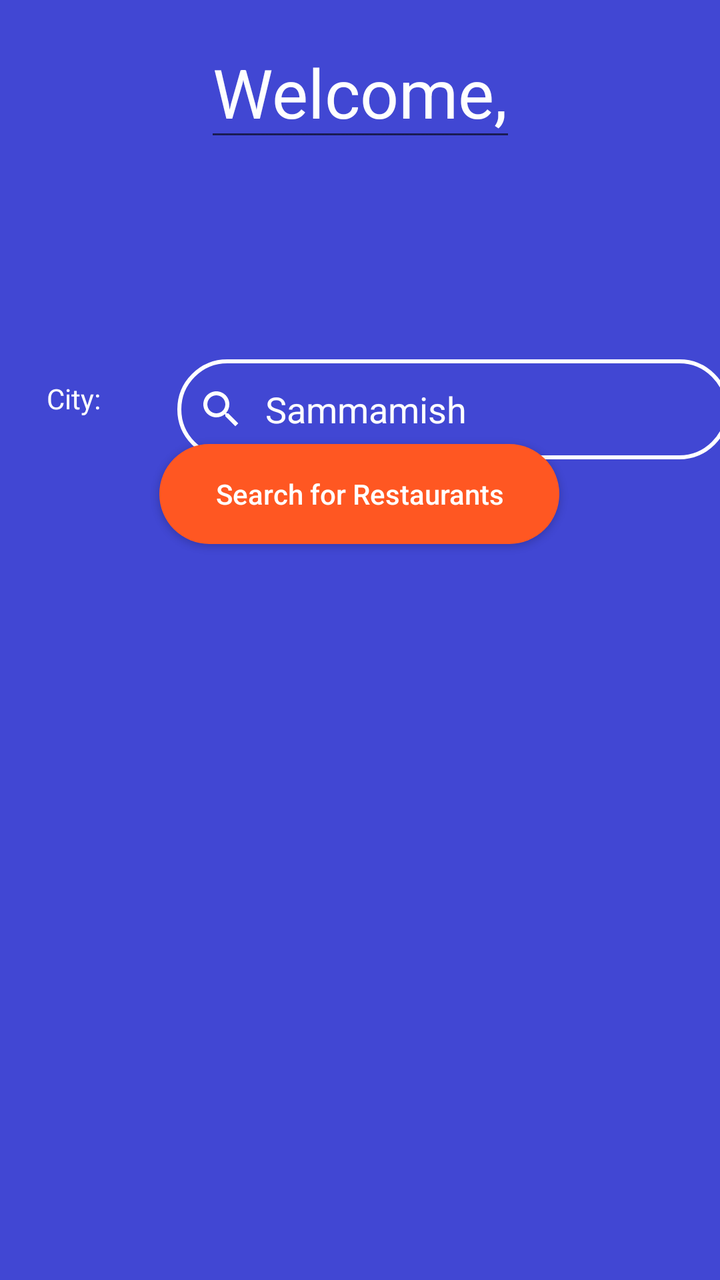
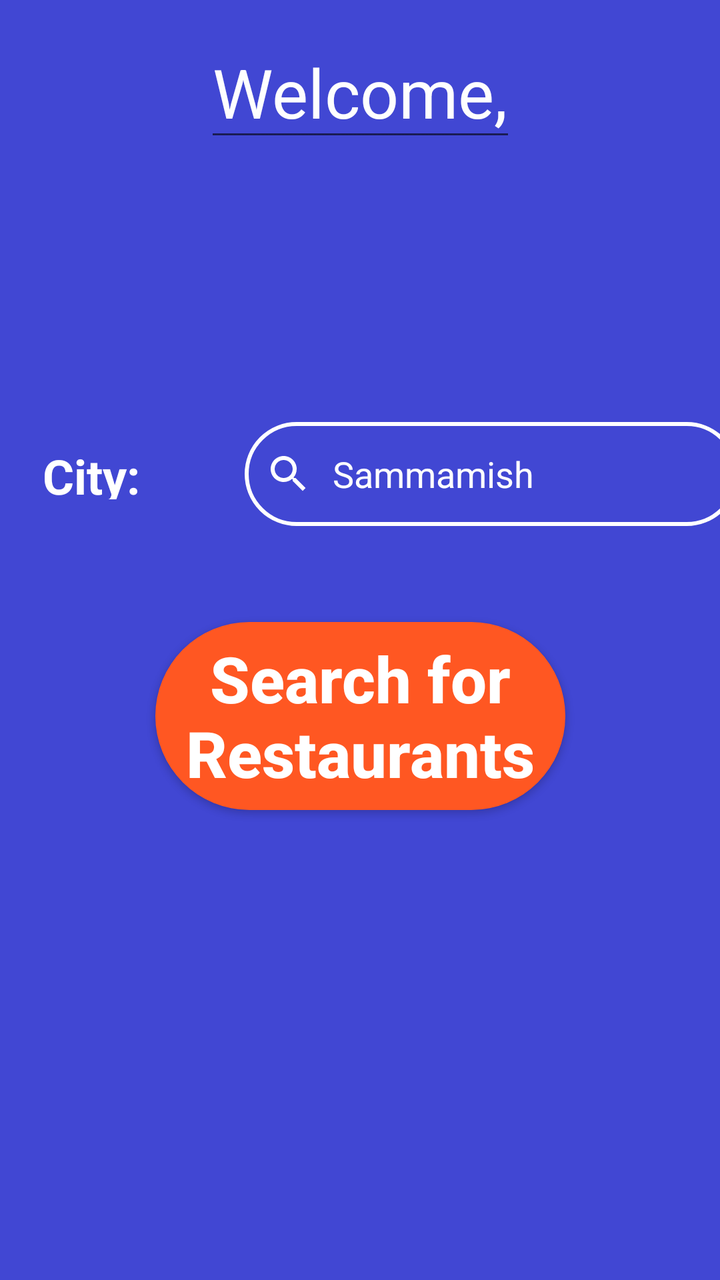

Before-and-after screenshots of an Android layout around one commit, followed by the original layout XML and the change that was made.
<!-- AndroidManifest.xml: application theme Theme.ALLERGICATEVersion2 -->
<!-- res/layout/activity_home_screen.xml -->
<?xml version="1.0" encoding="utf-8"?>
<androidx.constraintlayout.widget.ConstraintLayout xmlns:android="http://schemas.android.com/apk/res/android"
    xmlns:app="http://schemas.android.com/apk/res-auto"
    xmlns:tools="http://schemas.android.com/tools"
    android:layout_width="match_parent"
    android:layout_height="match_parent"
    android:background="#4147D3"
    tools:context=".HomeScreen">

    <com.google.android.material.textfield.TextInputEditText
        android:id="@+id/welcomeText"
        android:layout_width="wrap_content"
        android:layout_height="wrap_content"
        android:text="Welcome,"
        android:textColor="#FEFEFE"
        android:textSize="34sp"
        app:layout_constraintBottom_toBottomOf="parent"
        app:layout_constraintEnd_toEndOf="parent"
        app:layout_constraintStart_toStartOf="parent"
        app:layout_constraintTop_toTopOf="parent"
        app:layout_constraintVertical_bias="0.023" />

    <com.google.android.material.textfield.TextInputEditText
        android:id="@+id/search_bar"
        android:layout_width="276dp"
        android:layout_height="50dp"
        android:layout_marginTop="104dp"
        android:background="@drawable/input_bg"
        android:drawableLeft="@drawable/baseline_search_24"
        android:drawablePadding="10dp"
        android:ems="10"
        android:hint="Search"
        android:inputType="textPersonName"
        android:paddingLeft="10dp"
        android:paddingTop="10dp"
        android:paddingRight="10dp"
        android:paddingBottom="10dp"
        android:text="Sammamish"
        android:textColor="#FEFEFE"
        android:textColorHint="#FEFEFE"
        app:layout_constraintEnd_toEndOf="parent"
        app:layout_constraintStart_toEndOf="@+id/textViewEnterCity"
        app:layout_constraintTop_toBottomOf="@+id/welcomeText"
        tools:ignore="MissingConstraints"
        android:theme="@style/Theme.ALLERGICATEVersion2"/>

    <Button
        android:id="@+id/btnSearch"
        android:layout_width="200dp"
        android:layout_height="50dp"
        android:layout_marginStart="32dp"
        android:layout_marginEnd="32dp"
        android:layout_marginBottom="368dp"
        android:background="@drawable/btn_bg"
        android:text="Search for Restaurants"
        android:textAllCaps="false"
        android:textColor="@color/white"
        android:tintMode="src_in"
        app:layout_constraintBottom_toBottomOf="parent"
        app:layout_constraintEnd_toEndOf="parent"
        app:layout_constraintHorizontal_bias="0.496"
        app:layout_constraintStart_toStartOf="parent" />

    <TextView
        android:id="@+id/textViewEnterCity"
        android:layout_width="70dp"
        android:layout_height="32dp"
        android:text="City:"
        android:textColor="@color/white"
        app:layout_constraintBottom_toBottomOf="parent"
        app:layout_constraintEnd_toEndOf="parent"
        app:layout_constraintHorizontal_bias="0.08"
        app:layout_constraintStart_toStartOf="parent"
        app:layout_constraintTop_toTopOf="parent"
        app:layout_constraintVertical_bias="0.312" />

</androidx.constraintlayout.widget.ConstraintLayout>
<!-- resources referenced by this layout -->
<resources>
  <color name="white">#FFFFFFFF</color>
  <!-- drawable baseline_search_24 (drawable) -->
  <vector android:autoMirrored="true" android:height="24dp"
      android:tint="#FFFFFF" android:viewportHeight="24"
      android:viewportWidth="24" android:width="24dp" xmlns:android="http://schemas.android.com/apk/res/android">
      <path android:fillColor="@android:color/white" android:pathData="M15.5,14h-0.79l-0.28,-0.27C15.41,12.59 16,11.11 16,9.5 16,5.91 13.09,3 9.5,3S3,5.91 3,9.5 5.91,16 9.5,16c1.61,0 3.09,-0.59 4.23,-1.57l0.27,0.28v0.79l5,4.99L20.49,19l-4.99,-5zM9.5,14C7.01,14 5,11.99 5,9.5S7.01,5 9.5,5 14,7.01 14,9.5 11.99,14 9.5,14z"/>
  </vector>
  <!-- drawable btn_bg (drawable) -->
  <?xml version="1.0" encoding="utf-8"?>
  <shape xmlns:android="http://schemas.android.com/apk/res/android">
  
      <solid android:color="#FFFF5722"/>
      <corners android:radius="70dp"/>
  
  
  </shape>
  <!-- drawable input_bg (drawable) -->
  <?xml version="1.0" encoding="utf-8"?>
  <shape xmlns:android="http://schemas.android.com/apk/res/android">
  
      <stroke android:color="@color/white" android:width="2dp" />
      <corners android:radius="70dp"/>
  </shape>
  <style name="Theme.ALLERGICATEVersion2" parent="Theme.AppCompat.Light.DarkActionBar">
          
          <item name="colorPrimary">#FFFF5722</item>
          <item name="colorPrimaryVariant">@color/purple_700</item>
          <item name="colorOnPrimary">@color/white</item>
          
          <item name="colorSecondary">@color/teal_200</item>
          <item name="colorSecondaryVariant">@color/teal_700</item>
          <item name="colorOnSecondary">@color/black</item>
          
          <item name="android:statusBarColor">?attr/colorPrimaryVariant</item>
          
          <item name="windowActionBar">true</item>
      </style>
  <color name="purple_700">#FF3700B3</color>
  <color name="teal_200">#FF03DAC5</color>
  <color name="teal_700">#FF018786</color>
  <color name="black">#FF000000</color>
</resources>

<!-- the commit's change to res/layout/activity_home_screen.xml (unified diff, before → after) -->
@@ -22,9 +22,11 @@
 
     <com.google.android.material.textfield.TextInputEditText
         android:id="@+id/search_bar"
-        android:layout_width="276dp"
-        android:layout_height="50dp"
-        android:layout_marginTop="104dp"
+        android:layout_width="247dp"
+        android:layout_height="52dp"
+        android:layout_marginStart="101dp"
+        android:layout_marginTop="143dp"
+        android:layout_marginBottom="56dp"
         android:background="@drawable/input_bg"
         android:drawableLeft="@drawable/baseline_search_24"
         android:drawablePadding="10dp"
@@ -38,40 +40,43 @@
         android:text="Sammamish"
         android:textColor="#FEFEFE"
         android:textColorHint="#FEFEFE"
-        app:layout_constraintEnd_toEndOf="parent"
-        app:layout_constraintStart_toEndOf="@+id/textViewEnterCity"
+        android:theme="@style/Theme.ALLERGICATEVersion2"
+        app:layout_constraintBottom_toTopOf="@+id/btnSearch"
+        app:layout_constraintStart_toStartOf="@+id/textViewEnterCity"
         app:layout_constraintTop_toBottomOf="@+id/welcomeText"
-        tools:ignore="MissingConstraints"
-        android:theme="@style/Theme.ALLERGICATEVersion2"/>
+        tools:ignore="MissingConstraints" />
 
     <Button
         android:id="@+id/btnSearch"
-        android:layout_width="200dp"
-        android:layout_height="50dp"
+        android:layout_width="205dp"
+        android:layout_height="94dp"
         android:layout_marginStart="32dp"
         android:layout_marginEnd="32dp"
-        android:layout_marginBottom="368dp"
         android:background="@drawable/btn_bg"
         android:text="Search for Restaurants"
         android:textAllCaps="false"
         android:textColor="@color/white"
+        android:textSize="32sp"
+        android:textStyle="bold"
         android:tintMode="src_in"
         app:layout_constraintBottom_toBottomOf="parent"
         app:layout_constraintEnd_toEndOf="parent"
-        app:layout_constraintHorizontal_bias="0.496"
-        app:layout_constraintStart_toStartOf="parent" />
+        app:layout_constraintStart_toStartOf="parent"
+        app:layout_constraintTop_toBottomOf="@+id/welcomeText" />
 
     <TextView
         android:id="@+id/textViewEnterCity"
-        android:layout_width="70dp"
-        android:layout_height="32dp"
+        android:layout_width="94dp"
+        android:layout_height="28dp"
         android:text="City:"
         android:textColor="@color/white"
+        android:textSize="24sp"
+        android:textStyle="bold"
         app:layout_constraintBottom_toBottomOf="parent"
         app:layout_constraintEnd_toEndOf="parent"
         app:layout_constraintHorizontal_bias="0.08"
         app:layout_constraintStart_toStartOf="parent"
         app:layout_constraintTop_toTopOf="parent"
-        app:layout_constraintVertical_bias="0.312" />
+        app:layout_constraintVertical_bias="0.362" />
 
 </androidx.constraintlayout.widget.ConstraintLayout>
